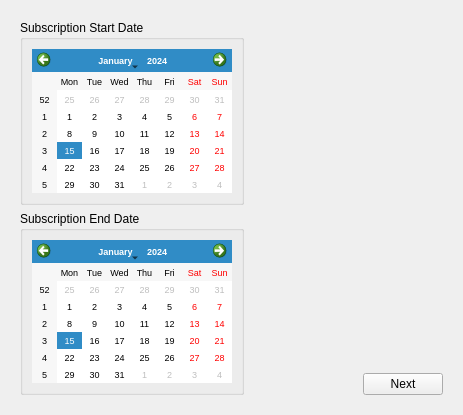
cihansenyuz/project_gym, file desktop_application/ui/registerdialog.ui: the form before one commit.
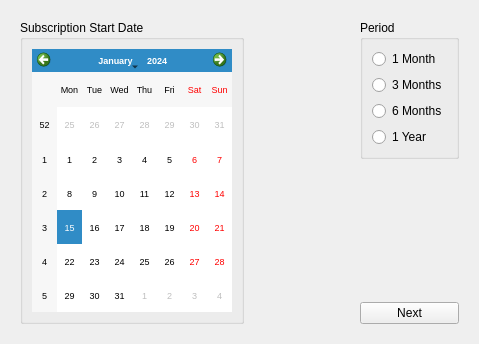
The form after the commit. The open tabs and pages were chosen to show the change.

Commit message: redesing register gui

Diff of the .ui file:
```diff
--- a/desktop_application/ui/registerdialog.ui
+++ b/desktop_application/ui/registerdialog.ui
@@ -6,8 +6,8 @@
    <rect>
     <x>0</x>
     <y>0</y>
-    <width>463</width>
-    <height>415</height>
+    <width>479</width>
+    <height>344</height>
    </rect>
   </property>
   <property name="windowTitle">
@@ -148,24 +148,6 @@
              </layout>
             </widget>
            </item>
-           <item>
-            <widget class="QGroupBox" name="groupBox_2">
-             <property name="title">
-              <string>Subscription End Date</string>
-             </property>
-             <layout class="QVBoxLayout" name="verticalLayout_3">
-              <item>
-               <widget class="QCalendarWidget" name="end_date_calender">
-                <property name="font">
-                 <font>
-                  <pointsize>7</pointsize>
-                 </font>
-                </property>
-               </widget>
-              </item>
-             </layout>
-            </widget>
-           </item>
           </layout>
          </item>
          <item>
@@ -183,6 +165,43 @@
          </item>
          <item>
           <layout class="QVBoxLayout" name="verticalLayout_8">
+           <item>
+            <widget class="QGroupBox" name="period_group_box">
+             <property name="title">
+              <string>Period</string>
+             </property>
+             <layout class="QVBoxLayout" name="verticalLayout_3">
+              <item>
+               <widget class="QRadioButton" name="radio_button_1">
+                <property name="text">
+                 <string>1 Month</string>
+                </property>
+               </widget>
+              </item>
+              <item>
+               <widget class="QRadioButton" name="radio_button_3">
+                <property name="text">
+                 <string>3 Months</string>
+                </property>
+               </widget>
+              </item>
+              <item>
+               <widget class="QRadioButton" name="radio_button_6">
+                <property name="text">
+                 <string>6 Months</string>
+                </property>
+               </widget>
+              </item>
+              <item>
+               <widget class="QRadioButton" name="radio_button_12">
+                <property name="text">
+                 <string>1 Year</string>
+                </property>
+               </widget>
+              </item>
+             </layout>
+            </widget>
+           </item>
            <item>
             <spacer name="verticalSpacer_3">
              <property name="orientation">
```
Left out of the diff: 2 changed lines with no effect on the pictures. The commit also changes 4 other files.
